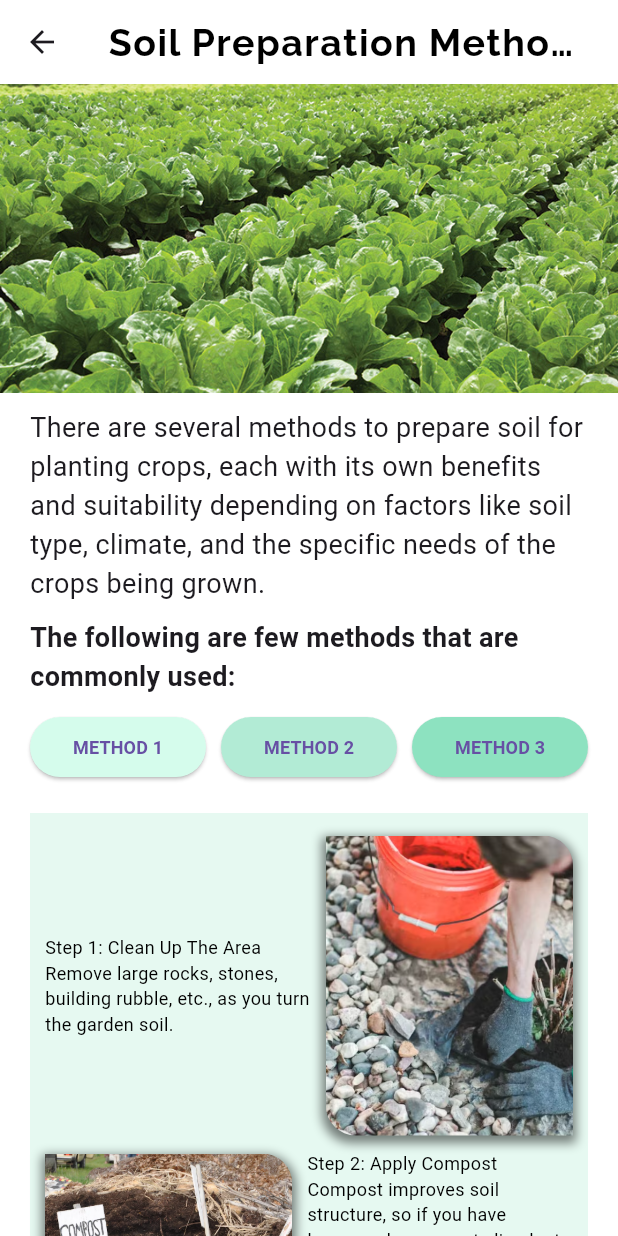
After one commit to Jisi-A/manna_vhack2024, a Flutter app: the screen it shows after launch, after a tap on "LEARN MORE", on a phone screen of 412 x 824 dp. The commit adds this screen. Run offline on Flutter 3.47's test engine with Material 3 defaults, Android fonts, the light colour scheme and no system bars.

Commit message:
:apple: Soil Preparation done and Pest Management On the Way

```diff
--- a/lib/main.dart
+++ b/lib/main.dart
@@ -6,6 +6,9 @@ import 'package:manna_vhack2024/pages/home.dart';
 import 'package:manna_vhack2024/pages/community.dart';
 import 'package:manna_vhack2024/pages/ai_assistant.dart';
 import 'package:manna_vhack2024/pages/marketplace.dart';
+import 'package:manna_vhack2024/pages/claysoil.dart';
+import 'package:manna_vhack2024/pages/soil_prepare.dart';
+import 'package:manna_vhack2024/pages/pest_management.dart';
 
 //first default page is home page
 void main() => runApp(MaterialApp(initialRoute: '/home', routes: {
@@ -14,4 +17,7 @@ void main() => runApp(MaterialApp(initialRoute: '/home', routes: {
       '/ai_assistant': (context) => ai_assistant(),
       '/marketplace': (context) => marketplace(),
       '/account': (context) => account(),
+      '/clay': (context) => claysoil(),
+      '/soil_prepare': (context) => soil_prepare(),
+      '/pest_management': (context) => pest_management(),
     }));
--- a/lib/pages/home.dart
+++ b/lib/pages/home.dart
@@ -1,4 +1,5 @@
 import 'package:flutter/material.dart';
+import 'package:manna_vhack2024/components/custom_appbar.dart';
 
 class home extends StatefulWidget {
   @override
@@ -9,15 +10,19 @@ class _homeState extends State<home> {
   @override
   Widget build(BuildContext context) {
     return Scaffold(
+      appBar: TAppBar(
+        title: 'Soil Preparation',
+        isIcon: true,
+      ),
       body: Padding(
-        padding: EdgeInsets.fromLTRB(5.0, 20.0, 5.0, 5.0),
+        padding: EdgeInsets.all(5.0),
         child: Stack(
           children: [
             Positioned(
-              top: 20.0,
+              top: 0.0,
               left: 20.0,
               right: 20.0,
-              bottom: MediaQuery.of(context).size.height * 0.24,
+              bottom: MediaQuery.of(context).size.height * 0.20,
               child: Container(
                 padding: EdgeInsets.fromLTRB(20.0, 4.0, 20.0, 20.0),
                 decoration: BoxDecoration(
@@ -48,6 +53,10 @@ class _homeState extends State<home> {
                           Row(
                             children: [
                               Expanded(
+                                child: GestureDetector(
+                                  onTap: () {
+                                    Navigator.pushNamed(context, '/pest_management'); // Replace '/pest_management' with the '/clay'
+                                  },
                                   child: Stack(
                                     children: [
                                       Container(
@@ -76,6 +85,7 @@ class _homeState extends State<home> {
                                         ),
                                       ),
                                     ],
+                                  ),
                                 ),
                               ),
                               SizedBox(width: 8.0),
@@ -207,7 +217,7 @@ class _homeState extends State<home> {
               ),
             ),
             Positioned(
-              bottom: MediaQuery.of(context).size.height * 0.20, // Position the grey line just above the second positioned container
+              bottom: MediaQuery.of(context).size.height * 0.18, // Position the grey line just above the second positioned container
               left: 20.0,
               right: 20.0,
               child: Container(
@@ -216,7 +226,7 @@ class _homeState extends State<home> {
               ),
             ),
             Positioned(
-              bottom: 20.0,
+              bottom: 10.0,
               left: 0,
               right: 0,
               child: Container( // Container C3
@@ -249,17 +259,22 @@ class _homeState extends State<home> {
                           ),
                           SizedBox(height: 5.0),
                           Row(
-                            mainAxisAlignment: MainAxisAlignment.center, // Align the container to the center horizontally
+                            mainAxisAlignment: MainAxisAlignment.center,
                             children: [
-                              Container(
-                                padding: EdgeInsets.all(8.0),
+                              GestureDetector(
+                                onTap: () {
+                                  Navigator.pushNamed(context, '/soil_prepare');
+                                },
+                                child: Container(
+                                  padding: EdgeInsets.fromLTRB(8.0, 5.0, 8.0, 5.0),
                                   decoration: BoxDecoration(
-                                  color: Color.fromARGB(255, 7, 175, 107), // Color of curved container
-                                  borderRadius: BorderRadius.circular(20.0), // Border radius of curved container
+                                    color: Color.fromARGB(255, 7, 175, 107),
+                                    borderRadius: BorderRadius.circular(20.0),
                                   ),
                                   child: Text(
-                                  'LEARN MORE', // Updated text to 'LEARN MORE'
-                                  style: TextStyle(color: Colors.white, fontWeight: FontWeight.bold, fontSize: 19.0), // Bold and bigger font size
+                                    'LEARN MORE',
+                                    style: TextStyle(color: Colors.white, fontWeight: FontWeight.bold, fontSize: 19.0),
+                                  ),
                                 ),
                               ),
                             ],
--- /dev/null
+++ b/lib/pages/soil_prepare.dart
@@ -0,0 +1,301 @@
+import 'package:flutter/material.dart';
+
+class soil_prepare extends StatefulWidget {
+  @override
+  State<soil_prepare> createState() => soil_prepareState();
+}
+
+class soil_prepareState extends State<soil_prepare> {
+  int selectedMethod = 1;
+
+  @override
+  Widget build(BuildContext context) {
+    return Scaffold(
+      backgroundColor: Colors.white,
+      appBar: AppBar(
+        backgroundColor: Colors.white,
+        title: Align(
+          alignment: Alignment.centerLeft,
+          child: Text(
+            'Soil Preparation Methods',
+            style: TextStyle(
+              color: Colors.black,
+              fontFamily: 'Raleway',
+              fontWeight: FontWeight.w700,
+              fontSize: 25,
+              letterSpacing: 1.0,
+            ),
+          ),
+        ),
+        centerTitle: false,
+        elevation: 0,
+      ),
+      body: SingleChildScrollView(
+        child: Column(
+          crossAxisAlignment: CrossAxisAlignment.start,
+          children: [
+            Container(
+              width: MediaQuery.of(context).size.width,
+              height: MediaQuery.of(context).size.height / 4,
+              child: Image.asset(
+                'assets/cabbage_ground.jpg',
+                fit: BoxFit.cover,
+              ),
+            ),
+            Container(
+              padding: EdgeInsets.fromLTRB(20.0, 10.0, 20.0, 20.0),
+              child: Column(
+                crossAxisAlignment: CrossAxisAlignment.start,
+                children: [
+                  Text(
+                    'There are several methods to prepare soil for planting crops, each with its own benefits and suitability depending on factors like soil type, climate, and the specific needs of the crops being grown.',
+                    style: TextStyle(fontSize: 18.0),
+                  ),
+                  SizedBox(height: 10.0),
+                  Text(
+                    'The following are few methods that are commonly used:',
+                    style: TextStyle(fontSize: 18.0, fontWeight: FontWeight.bold),
+                  ),
+                  SizedBox(height: 10.0),
+                  Row(
+                    children: [
+                      Expanded(
+                        child: ElevatedButton(
+                          onPressed: () {
+                            setState(() {
+                              selectedMethod = 1;
+                            });
+                          },
+                          style: ElevatedButton.styleFrom(
+                            backgroundColor: selectedMethod == 1 ? Color.fromARGB(255, 213, 252, 236) : Color.fromARGB(255, 230, 249, 241), // Change the color based on the selected method
+                          ),
+                          child: Text(
+                            'METHOD 1',
+                            style: TextStyle(
+                              fontSize: 12, // Adjust the font size as per your requirement
+                              fontWeight: FontWeight.bold, // Make the text bold
+                            ),
+                          ),
+                        ),
+                      ),
+                      SizedBox(width: 10.0),
+                      Expanded(
+                        child: ElevatedButton(
+                          onPressed: () {
+                            setState(() {
+                              selectedMethod = 2;
+                            });
+                          },
+                          style: ElevatedButton.styleFrom(
+                            backgroundColor: selectedMethod == 2 ? Color.fromARGB(255, 167, 232, 207) : Color.fromARGB(255, 178, 235, 213), // Change the color based on the selected method
+                          ),
+                          child: Text(
+                            'METHOD 2',
+                            style: TextStyle(
+                              fontSize: 12, // Adjust the font size as per your requirement
+                              fontWeight: FontWeight.bold, // Make the text bold
+                            ),
+                          ),
+                        ),
+                      ),
+                      SizedBox(width: 10.0),
+                      Expanded(
+                        child: ElevatedButton(
+                          onPressed: () {
+                            setState(() {
+                              selectedMethod = 3;
+                            });
+                          },
+                          style: ElevatedButton.styleFrom(
+                            backgroundColor: selectedMethod == 3 ? Color.fromARGB(255, 134, 219, 209) : Color.fromARGB(255, 141, 226, 192) , // Change the color based on the selected method
+                          ),
+                          child: Text(
+                            'METHOD 3',
+                            style: TextStyle(
+                              fontSize: 12, // Adjust the font size as per your requirement
+                              fontWeight: FontWeight.bold, // Make the text bold
+                            ),
+                          ),
+                        ),
+                      ),
+                    ],
+                  ),
+                  SizedBox(height: 20.0),
+                  // Method 1 content
+                  if (selectedMethod == 1)
+                    _buildMethodContent('Step 1: Clean Up The Area          Remove large rocks, stones, building rubble, etc., as you turn the garden soil.', 'Step 2: Apply Compost          Compost improves soil structure, so if you have homemade compost, dig plenty of it into your garden soil. Aim for at least a 30 cm depth of compost, and use a rake to mix it in thoroughly. If you don\'t have enough compost, consider purchasing enriched topsoil from a local supplier as a substitute.', 'Step 3: Add Organic Fertilizer          Sprinkle generous handfuls of organic fertilizer onto the soil, aiming for approximately one handful per square meter.', 'Step 4: Incorporate Bone Meal or Superphosphate                    Sprinkle bone meal or superphosphate onto the soil and work it in, using slightly less than the amount of organic fertilizer you added in the previous step. This substance helps enhance root development.', const Color.fromARGB(255, 230, 249, 241), 'assets/clean_rock.png', 'assets/compost.png', 'assets/fertilizer.png', 'assets/bone_meal.jpg'),
+                  // Method 2 content
+                  if (selectedMethod == 2)
+                    _buildMethodContent('Method 2 Content', 'Method 2 Content', 'Method 2 Content', 'Method 2 Content', Color.fromARGB(255, 178, 235, 213), 'assets/clean_rock.png', 'assets/compost.png', 'assets/fertilizer.png', 'assets/bone_meal.jpg'),
+                  // Method 3 content
+                  if (selectedMethod == 3)
+                    _buildMethodContent('Method 3 Content', 'Method 3 Content', 'Method 3 Content', 'Method 3 Content', Color.fromARGB(255, 141, 226, 192), 'assets/clean_rock.png', 'assets/compost.png', 'assets/fertilizer.png', 'assets/bone_meal.jpg'),
+                ],
+              ),
+            ),
+          ],
+        ),
+      ),
+    );
+  }
+
+  Widget _buildMethodContent(String text1, String text2, String text3, String text4, Color color, String image1, String image2, String image3, String image4) {
+  return Container(
+    color: color,
+    padding: EdgeInsets.all(10.0),
+    child: Column(
+      children: [
+        Container(
+          padding: EdgeInsets.symmetric(vertical: 5.0),
+          child: Row(
+            children: [
+              Expanded(
+                child: Text(
+                  text1,
+                  style: TextStyle(fontSize: 12.0, color: Colors.black),
+                  textAlign: TextAlign.left,
+                ),
+              ),
+              SizedBox(width: 10.0),
+              Container(
+                width: MediaQuery.of(context).size.width / 2.5,
+                height: 200.0,
+                decoration: BoxDecoration(
+                  borderRadius: BorderRadius.only(
+                    topRight: Radius.circular(20.0),
+                    bottomLeft: Radius.circular(20.0),
+                  ),
+                  boxShadow: [
+                    BoxShadow(
+                      color: Colors.black.withOpacity(0.5),
+                      spreadRadius: 2,
+                      blurRadius: 5,
+                      offset: Offset(0, 3), // changes position of shadow
+                    ),
+                  ],
+                  image: DecorationImage(
+                    image: AssetImage(image1),
+                    fit: BoxFit.cover,
+                  ),
+                ),
+              ),
+            ],
+          ),
+        ),
+        Container(
+          padding: EdgeInsets.symmetric(vertical: 5.0),
+          child: Row(
+            children: [
+              Container(
+                width: MediaQuery.of(context).size.width / 2.5,
+                height: 200.0,
+                decoration: BoxDecoration(
+                  borderRadius: BorderRadius.only(
+                    topRight: Radius.circular(20.0),
+                    bottomLeft: Radius.circular(20.0),
+                  ),
+                  boxShadow: [
+                    BoxShadow(
+                      color: Colors.black.withOpacity(0.5),
+                      spreadRadius: 2,
+                      blurRadius: 5,
+                      offset: Offset(0, 3), // changes position of shadow
+                    ),
+                  ],
+                  image: DecorationImage(
+                    image: AssetImage(image2),
+                    fit: BoxFit.cover,
+                  ),
+                ),
+              ),
+              SizedBox(width: 10.0),
+              Expanded(
+                child: Text(
+                  text2,
+                  style: TextStyle(fontSize: 12.0, color: Colors.black),
+                  textAlign: TextAlign.left,
+                ),
+              ),
+            ],
+          ),
+        ),
+        Container(
+          padding: EdgeInsets.symmetric(vertical: 5.0),
+          child: Row(
+            children: [
+              Expanded(
+                child: Text(
+                  text3,
+                  style: TextStyle(fontSize: 12.0, color: Colors.black),
+                  textAlign: TextAlign.left,
+                ),
+              ),
+              SizedBox(width: 10.0),
+              Container(
+                width: MediaQuery.of(context).size.width / 2.5,
+                height: 200.0,
+                decoration: BoxDecoration(
+                  borderRadius: BorderRadius.only(
+                    topRight: Radius.circular(20.0),
+                    bottomLeft: Radius.circular(20.0),
+                  ),
+                  boxShadow: [
+                    BoxShadow(
+                      color: Colors.black.withOpacity(0.5),
+                      spreadRadius: 2,
+                      blurRadius: 5,
+                      offset: Offset(0, 3), // changes position of shadow
+                    ),
+                  ],
+                  image: DecorationImage(
+                    image: AssetImage(image3),
+                    fit: BoxFit.cover,
+                  ),
+                ),
+              ),
+            ],
+          ),
+        ),
+        Container(
+          padding: EdgeInsets.symmetric(vertical: 5.0),
+          child: Row(
+            children: [
+              Container(
+                width: MediaQuery.of(context).size.width / 2.5,
+                height: 200.0,
+                decoration: BoxDecoration(
+                  borderRadius: BorderRadius.only(
+                    topRight: Radius.circular(20.0),
+                    bottomLeft: Radius.circular(20.0),
+                  ),
+                  boxShadow: [
+                    BoxShadow(
+                      color: Colors.black.withOpacity(0.5),
+                      spreadRadius: 2,
+                      blurRadius: 5,
+                      offset: Offset(0, 3), // changes position of shadow
+                    ),
+                  ],
+                  image: DecorationImage(
+                    image: AssetImage(image4),
+                    fit: BoxFit.cover,
+                  ),
+                ),
+              ),
+              SizedBox(width: 10.0),
+              Expanded(
+                child: Text(
+                  text4,
+                  style: TextStyle(fontSize: 12.0, color: Colors.black),
+                  textAlign: TextAlign.left,
+                ),
+              ),
+            ],
+          ),
+        ),
+      ],
+    ),
+  );
+}
+
+}
```
Also changed, not shown: lib/components/custom_appbar.dart (+5 -6 lines), lib/pages/claysoil.dart (added, +144 -0 lines), lib/pages/pest_management.dart (added, +141 -0 lines), lib/pages/pests_diseases.dart (added, +31 -0 lines), assets/bone_meal.jpg (added), assets/broccoli.jpg (added), assets/brussles_sprout.jpg (added), assets/cabbage_ground.jpg (added), assets/cabbage_nappa.jpg (added), assets/camera.jpg (added), assets/clay_bg.jpeg (added), assets/clean_rock.png (added), assets/compost.png (added), assets/fertilizer.png (added), 2 more files. Lines whose indentation alone changed are shown as unchanged.
